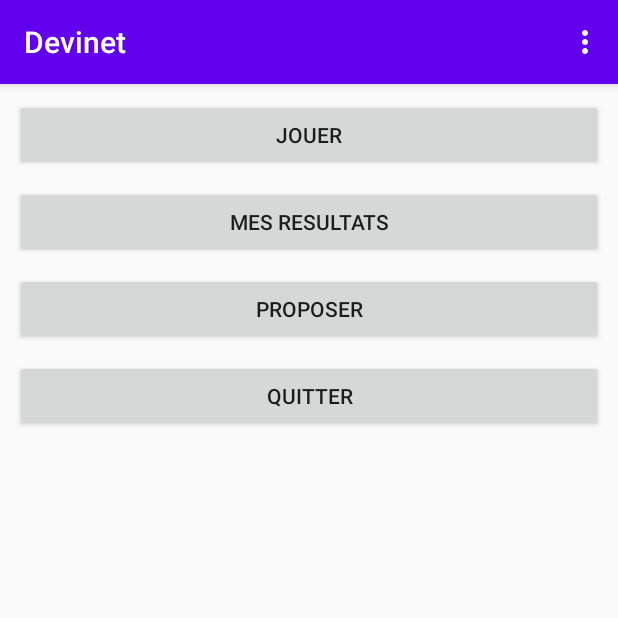
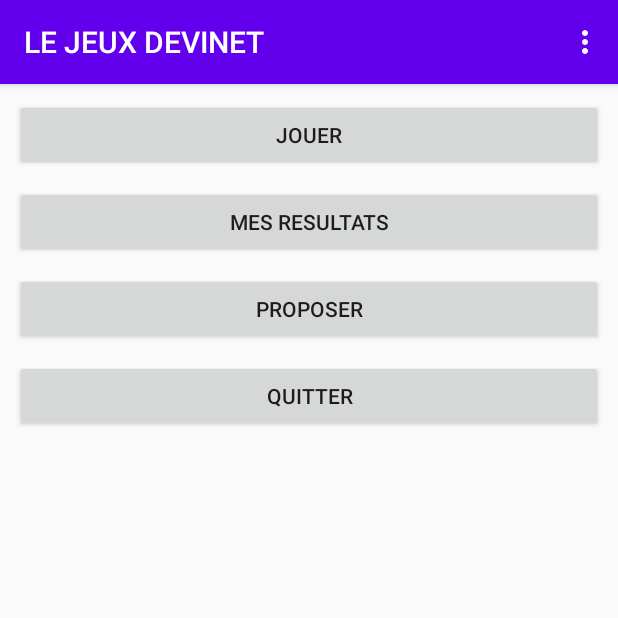
Before and after one commit to fmotot/Devinet, an Android app: the screen it shows after launch (MainActivity), on a phone screen of 412 x 824 dp, the top half of it. Run offline under Robolectric (Android 15) with nearby library versions, the phone set to English and light mode, and no system bars; our stand-ins replace Room's generated code; libraries missing offline, so code that uses them is left out: com.facebook.stetho; 1 statement that could not run was skipped.

Commit message:
Exemple titre menu dynamique suivant les activities

```diff
--- a/app/src/main/java/fr/eni/devinet/activity/MainActivity.java
+++ b/app/src/main/java/fr/eni/devinet/activity/MainActivity.java
@@ -29,6 +29,9 @@ public class MainActivity extends MenuActivity {
          */
         ICategoryRepository repo = new CategoryDBRepository(this);
         repo.insert(new Category(0, "Autre"));
+
+        // TODO à faire dynamiquement suivant les pages et les options
+        getSupportActionBar().setTitle("LE JEUX DEVINET");
 
     }
 
```
